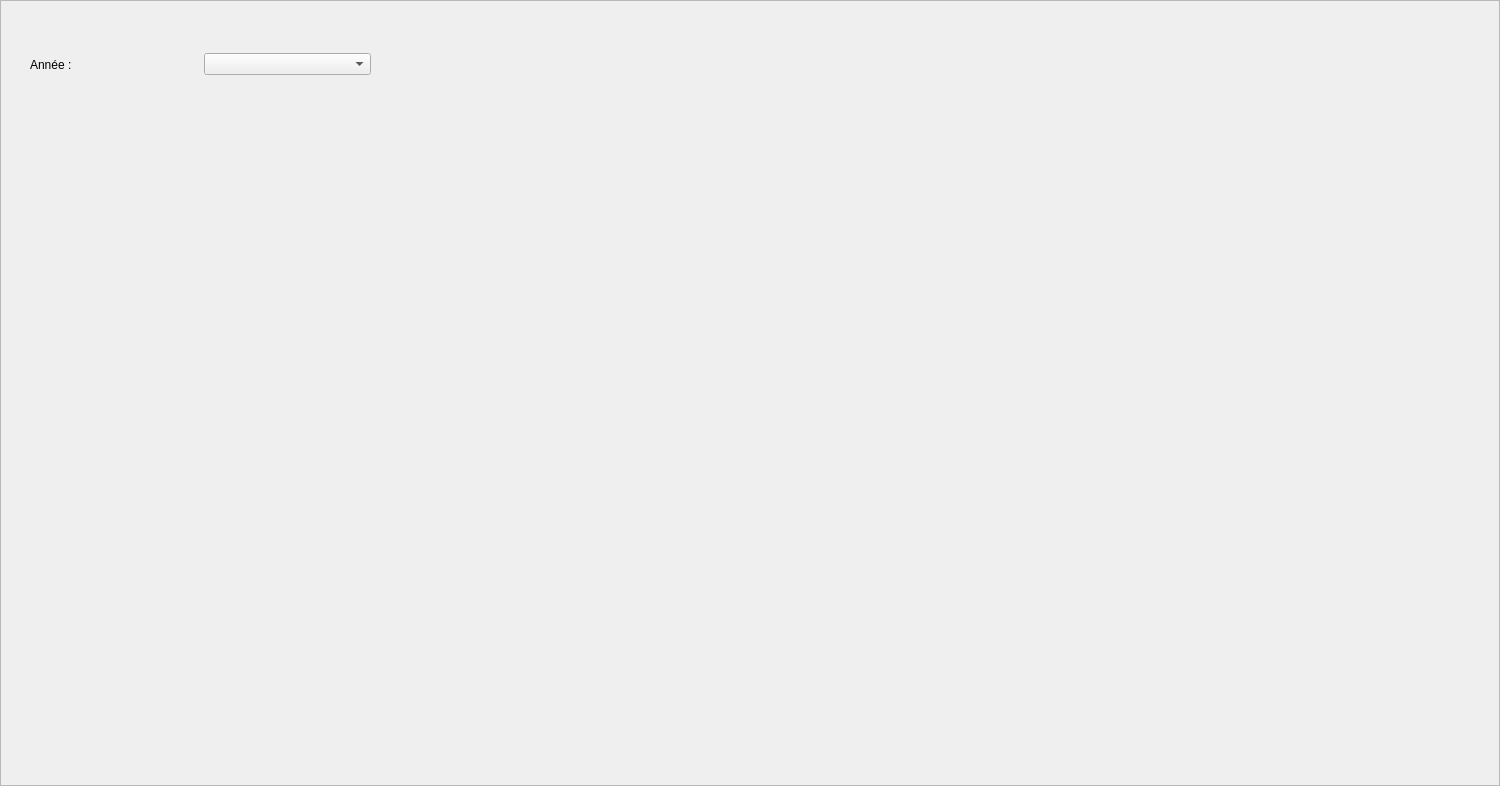
The window that dossierrejeteframe.ui (rsoumail/Exam-Platform) describes before a commit, drawn with Qt 5.
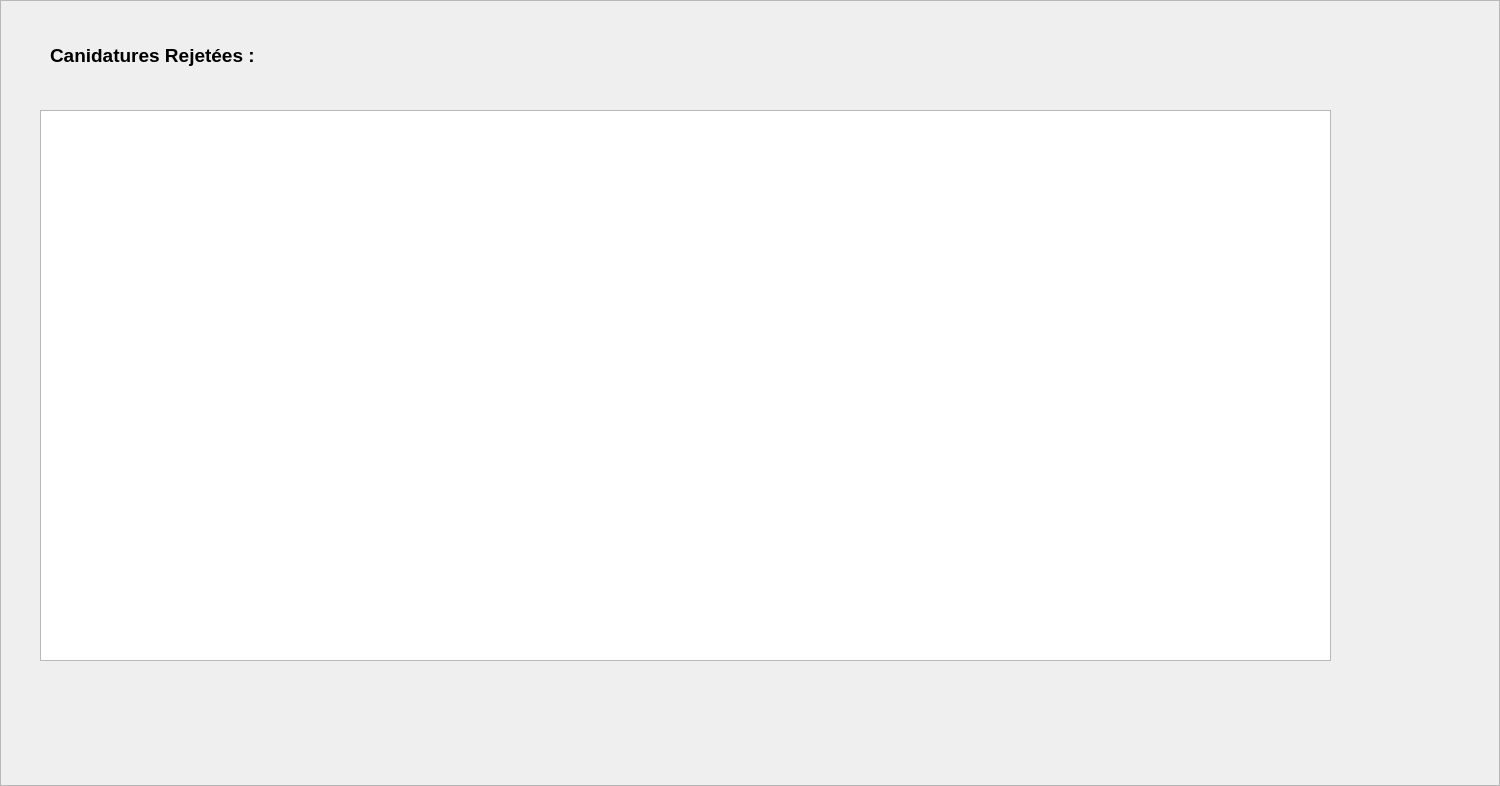
The same window after the commit.

What changed in the file:
```diff
--- a/dossierrejeteframe.ui
+++ b/dossierrejeteframe.ui
@@ -19,38 +19,29 @@
   <property name="frameShadow">
    <enum>QFrame::Raised</enum>
   </property>
-  <widget class="QWidget" name="layoutWidget">
+  <widget class="QTableView" name="table_dossiers_rejetes">
    <property name="geometry">
     <rect>
-     <x>30</x>
-     <y>50</y>
-     <width>341</width>
-     <height>29</height>
-    </rect>
-   </property>
-   <layout class="QHBoxLayout" name="horizontalLayout_2">
-    <item>
-     <widget class="QLabel" name="label_2">
-      <property name="text">
-       <string>Année :</string>
-      </property>
-     </widget>
-    </item>
-    <item>
-     <widget class="QComboBox" name="comboBox_2"/>
-    </item>
-   </layout>
-  </widget>
-  <widget class="QTableView" name="table_dossier_rejete">
-   <property name="geometry">
-    <rect>
-     <x>30</x>
+     <x>40</x>
      <y>110</y>
-     <width>0</width>
-     <height>0</height>
+     <width>1291</width>
+     <height>551</height>
     </rect>
    </property>
   </widget>
+  <widget class="QLabel" name="label">
+   <property name="geometry">
+    <rect>
+     <x>50</x>
+     <y>30</y>
+     <width>211</width>
+     <height>51</height>
+    </rect>
+   </property>
+   <property name="text">
+    <string>&lt;html&gt;&lt;head/&gt;&lt;body&gt;&lt;p&gt;&lt;span style=&quot; font-size:14pt; font-weight:600;&quot;&gt;Canidatures Rejetées :&lt;/span&gt;&lt;/p&gt;&lt;/body&gt;&lt;/html&gt;</string>
+   </property>
+  </widget>
  </widget>
  <resources/>
  <connections/>
```
